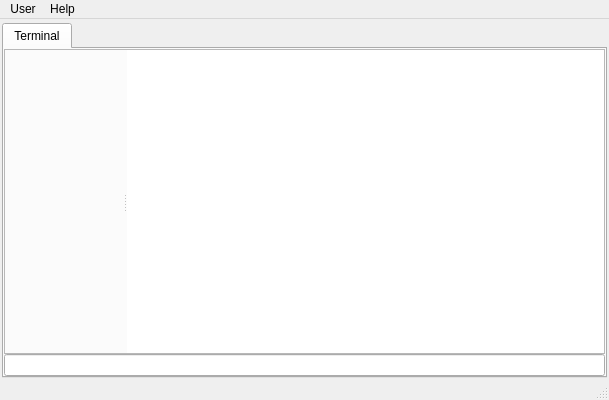
This is src/mainwindow.ui in decentralised-project/decentralised_ui as Qt 5 draws it before an edit. The edited form follows.
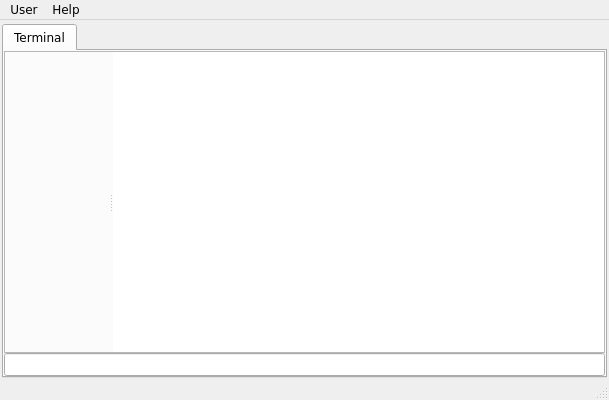
This is the edited form. Icons and pictures are not drawn.

Commit message: tweaked fonts on ubuntu

Diff of the .ui file:
```diff
--- a/src/mainwindow.ui
+++ b/src/mainwindow.ui
@@ -16,6 +16,12 @@
     <verstretch>0</verstretch>
    </sizepolicy>
   </property>
+  <property name="font">
+   <font>
+    <family>DejaVu Sans</family>
+    <pointsize>9</pointsize>
+   </font>
+  </property>
   <property name="windowTitle">
    <string>Decentralised</string>
   </property>
@@ -115,6 +121,12 @@
                   <verstretch>0</verstretch>
                  </sizepolicy>
                 </property>
+                <property name="font">
+                 <font>
+                  <family>DejaVu Sans</family>
+                  <pointsize>9</pointsize>
+                 </font>
+                </property>
                 <property name="styleSheet">
                  <string notr="true">background-color:white;
 p
@@ -187,7 +199,7 @@
      <x>0</x>
      <y>0</y>
      <width>609</width>
-     <height>21</height>
+     <height>22</height>
     </rect>
    </property>
    <widget class="QMenu" name="menuFile">
```
The commit also changes 4 other files.
